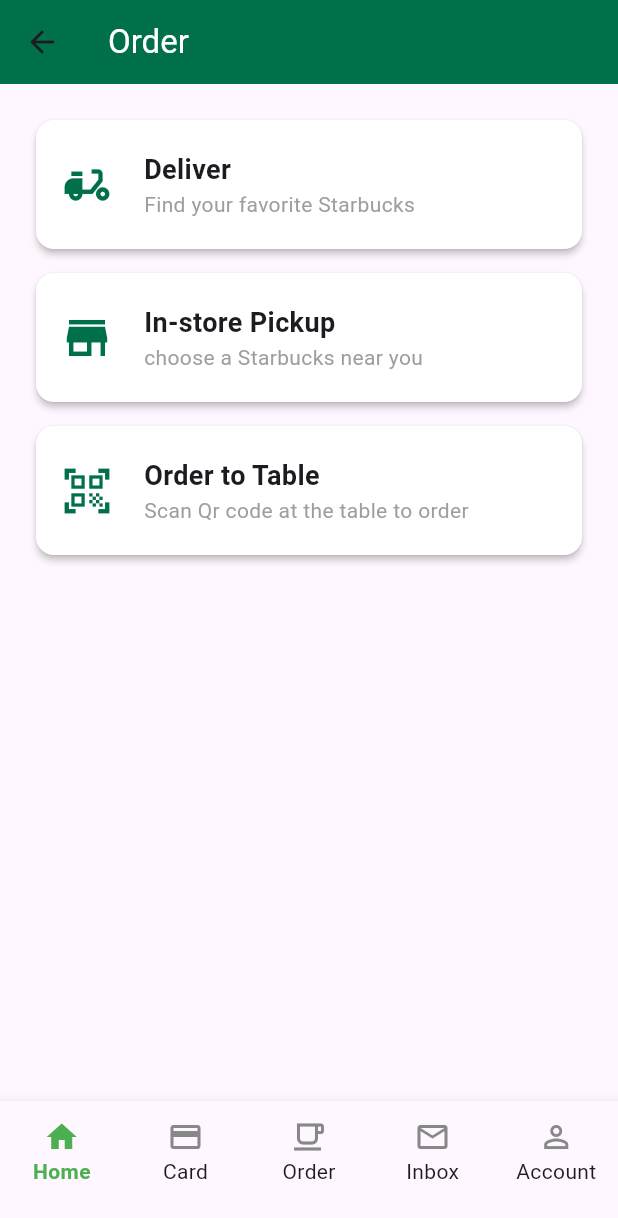
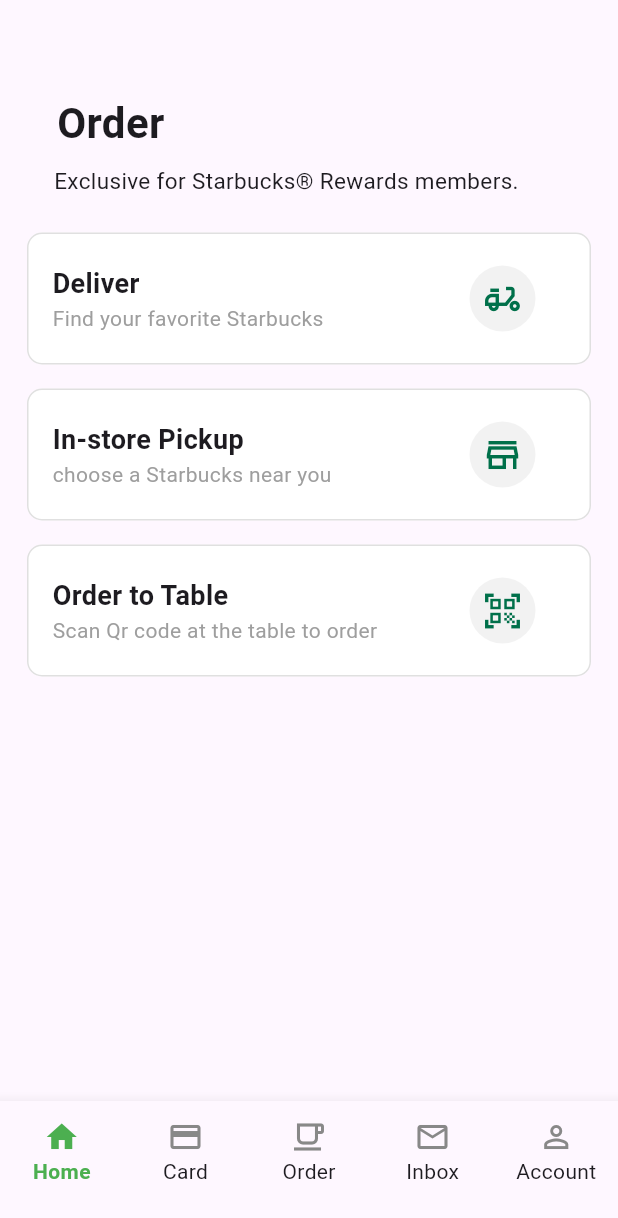
Before and after one commit to Bellalahlalah/starbucks_app, a Flutter app: the OrderScreen screen opened by its route, on a phone screen of 412 x 824 dp. Shown: the top 1218 px of the screen. Run offline on Flutter 3.47's test engine with Material 3 defaults, Android fonts, the light colour scheme and no system bars; our stand-ins replace get, google_maps_flutter; missing offline and left inert: mobile_scanner; accounts and stored records are empty.

Commit message:
adjust CARD,HOME,JoinNow,ORDER SCREEN

```diff
--- a/lib/localization/th_th.dart
+++ b/lib/localization/th_th.dart
@@ -85,7 +85,8 @@
   'choose a Starbucks near you': 'เลือกร้าน Starbucks ใกล้คุณ',
   'Order to Table': 'สั่งที่โต๊ะ',
   'Scan Qr code at the table to order': 'สแกน QR โค้ดที่โต๊ะเพื่อสั่งซื้อ',
-
+  'Exclusive for Starbucks® Rewards members.':
+      'เฉพาะสมาชิก Starbucks® Rewards เท่านั้น',
   // Inbox Page
   'Inbox': 'กล่องข้อความ',
   'Edit': 'แก้ไข',
--- a/lib/pages/home_screen.dart
+++ b/lib/pages/home_screen.dart
@@ -434,10 +434,10 @@
                 child: isLoggedIn
                     ? Text(
                         '${_getGreeting()},\n${user.name}',
-                        style: const TextStyle(
+                        style: TextStyle(
                           fontSize: 28,
                           fontWeight: FontWeight.bold,
-                          color: Colors.black,
+                          color: Theme.of(context).textTheme.titleLarge?.color,
                         ),
                       )
                     : Text(
--- a/lib/pages/order_screen.dart
+++ b/lib/pages/order_screen.dart
@@ -16,10 +16,13 @@
     if (!isLoggedIn) {
       return Scaffold(
         backgroundColor: Theme.of(context).scaffoldBackgroundColor,
-        appBar: AppBar(
+        appBar: PreferredSize(
+          preferredSize: const Size.fromHeight(60),
+          child: AppBar(
             backgroundColor: Theme.of(context).scaffoldBackgroundColor,
             elevation: 0,
             title: const SizedBox.shrink(),
+          ),
         ),
         body: Padding(
           padding: const EdgeInsets.symmetric(horizontal: 24),
@@ -121,17 +124,42 @@
       );
     }
 
+    // ถ้า user login แล้ว ให้แสดงหน้าจอการสั่งซื้อ
     return Scaffold(
-      appBar: AppBar(
-        title: Text('Order'.tr, style: TextStyle(color: Colors.white)),
-        backgroundColor: const Color(0xFF00704A), // สีเขียว Starbucks
+      backgroundColor:
+          Theme.of(context).scaffoldBackgroundColor, // สีพื้นหลังอ่อน
+      body: SafeArea(
+          child: SingleChildScrollView(
+              child: Padding(
+        padding: const EdgeInsets.symmetric(horizontal: 18, vertical: 30),
+        child: Column(
+          crossAxisAlignment: CrossAxisAlignment.start,
+          children: [
+            const SizedBox(height: 32),
+            Padding(
+              padding: const EdgeInsets.only(left: 20),
+              child: Text(
+                'Order'.tr,
+                style: TextStyle(
+                  fontWeight: FontWeight.bold,
+                  fontSize: 28,
+                  color: Theme.of(context).textTheme.titleLarge?.color,
                 ),
-      body: Padding(
-        padding: const EdgeInsets.all(24.0),
-        child: Column(
-          children: [
+              ),
+            ),
+            const SizedBox(height: 8),
+            Padding(
+              padding: const EdgeInsets.only(left: 18, bottom: 24),
+              child: Text(
+                'Exclusive for Starbucks® Rewards members.'.tr,
+                style: TextStyle(
+                  fontSize: 15,
+                  color: Theme.of(context).textTheme.titleLarge?.color,
+                ),
+              ),
+            ),
             _OrderMenuButton(
-              icon: Icons.delivery_dining,
+              icon: Icons.delivery_dining_outlined,
               title: 'Deliver'.tr,
               subtitle: 'Find your favorite Starbucks'.tr,
               onTap: () {
@@ -140,7 +168,7 @@
             ),
             const SizedBox(height: 16),
             _OrderMenuButton(
-              icon: Icons.store_mall_directory,
+              icon: Icons.store_mall_directory_outlined,
               title: 'In-store Pickup'.tr,
               subtitle: 'choose a Starbucks near you'.tr,
               onTap: () {
@@ -158,7 +186,7 @@
             ),
           ],
         ),
-      ),
+      ))),
       bottomNavigationBar:
           const BottomNavBar(), //อันนี้คือเพิ่ม Bottom Navigation Bar ถ้าอยากให้อยู่ในทุกๆหน้าก็ต้องเอาไว้ที่scaffold แบบนี้
     );
@@ -181,32 +209,53 @@
   @override
   Widget build(BuildContext context) {
     return Material(
-      color: Colors.white,
-      borderRadius: BorderRadius.circular(12),
-      elevation: 2,
+        color: const Color.fromARGB(255, 255, 255, 255),
+        borderRadius: BorderRadius.circular(10),
+        elevation: 0,
         child: InkWell(
-        borderRadius: BorderRadius.circular(12),
+          borderRadius: BorderRadius.circular(10),
           onTap: onTap,
+          child: Container(
+            decoration: BoxDecoration(
+              border: Border.all(color: Colors.grey.shade300, width: 1),
+              borderRadius: BorderRadius.circular(10),
+            ),
             child: Padding(
               padding: const EdgeInsets.symmetric(vertical: 20, horizontal: 16),
               child: Row(
                 children: [
-              Icon(icon, size: 36, color: const Color(0xFF00704A)),
-              const SizedBox(width: 20),
-              Column(
+                  //title and subtitle อยู่ทางซ้าย
+                  Expanded(
+                    child: Column(
                       crossAxisAlignment: CrossAxisAlignment.start,
                       children: [
                         Text(title,
                             style: const TextStyle(
                                 fontSize: 18, fontWeight: FontWeight.bold)),
                         Text(subtitle,
-                      style: const TextStyle(fontSize: 14, color: Colors.grey)),
+                            style: const TextStyle(
+                                fontSize: 14, color: Colors.grey)),
                       ],
+                    ), // icon หลัก (Deliver, Pickup, QR) อยู่ขวา
+                  ),
+                  Container(
+                    width: 44,
+                    height: 44,
+                    margin: const EdgeInsets.only(right: 20),
+                    decoration: BoxDecoration(
+                      color: Colors.grey.withOpacity(0.13),
+                      shape: BoxShape.circle,
+                    ),
+                    child: Icon(
+                      icon,
+                      size: 28,
+                      color: const Color(0xFF00704A),
+                    ),
                   ),
                 ],
               ),
             ),
           ),
-    );
+        ));
   }
 }
```
Also changed, not shown: lib/pages/card_screen.dart (+1 -24 lines), lib/pages/join_now.dart (+32 -11 lines). Lines whose indentation alone changed are shown as unchanged.
